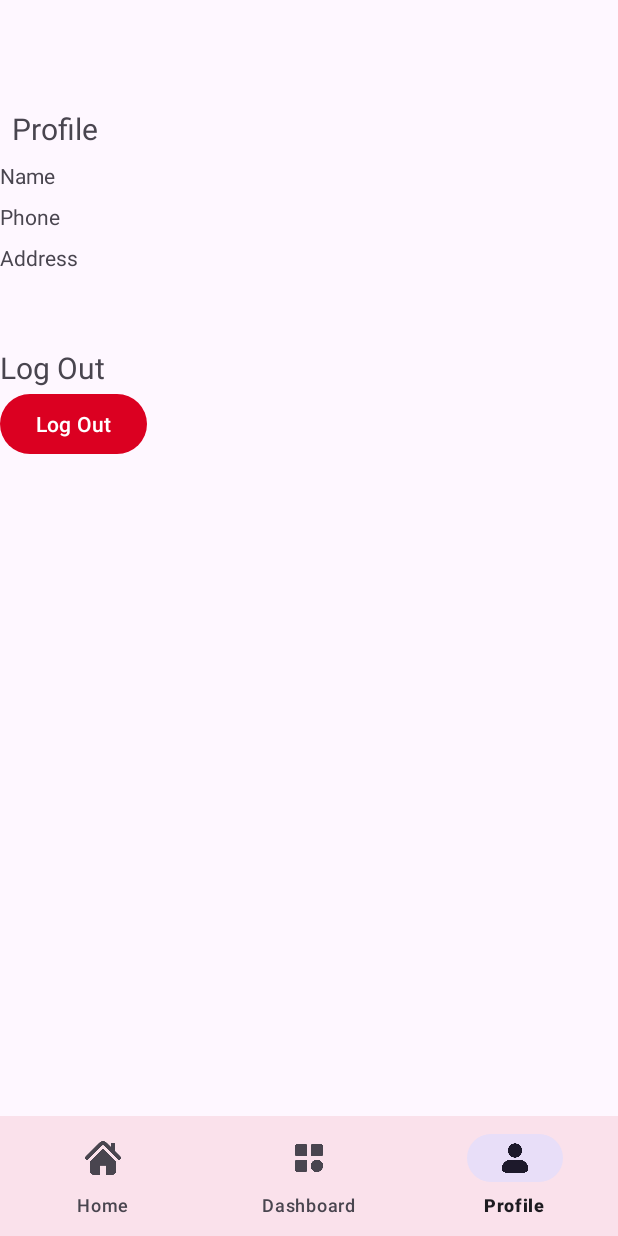
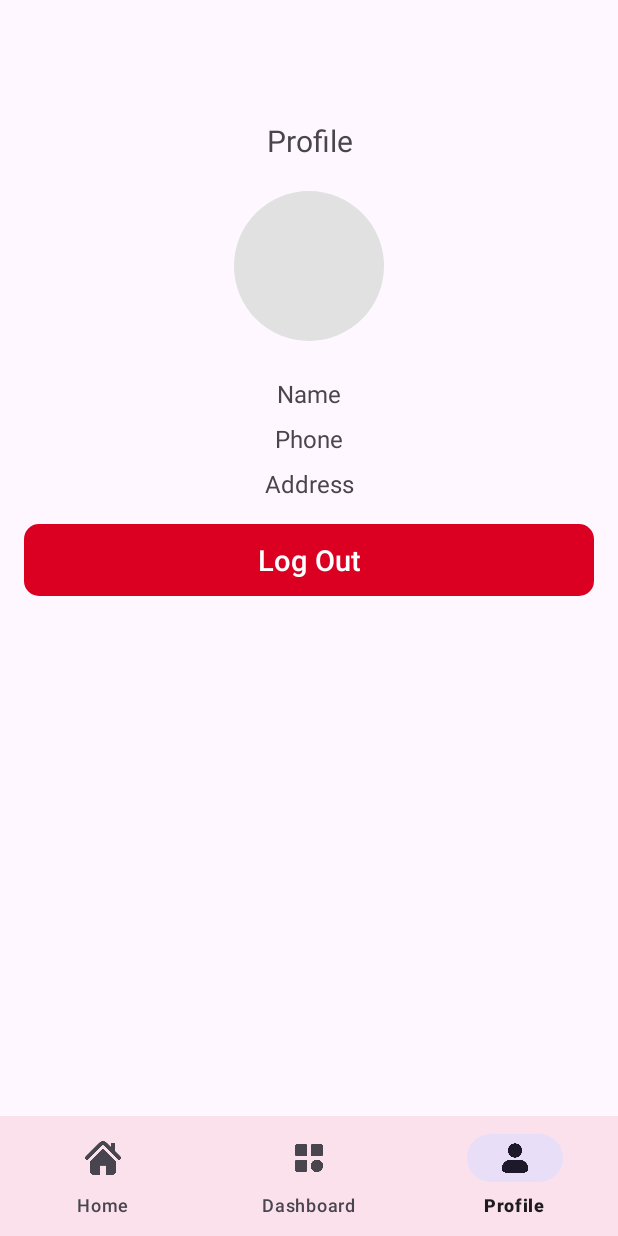
Before and after one commit to atiqurx/service-request-system, an Android app: the ProviderProfileFragment screen opened through its navigation route, on a phone screen of 412 x 824 dp. Run offline under Robolectric (Android 15) with nearby library versions, the phone set to English and light mode, and no system bars; our stand-ins replace Firebase (no records; nobody signed in at launch, a user with empty details on screens opened directly), navigation-ui.

Commit message:
fix profile styles

```diff
--- /dev/null
+++ b/app/src/main/res/drawable/circular_img_bg.xml
@@ -0,0 +1,5 @@
+<shape xmlns:android="http://schemas.android.com/apk/res/android"
+    android:shape="rectangle">
+    <solid android:color="@color/gray" />
+    <corners android:radius="1000dp" />
+</shape>
--- a/app/src/main/res/layout/fragment_provider_profile.xml
+++ b/app/src/main/res/layout/fragment_provider_profile.xml
@@ -10,29 +10,39 @@
     <LinearLayout
         android:layout_width="match_parent"
         android:layout_height="match_parent"
-        android:orientation="vertical">
+        android:orientation="vertical"
+        android:padding="16dp">
+
         <TextView
             android:id="@+id/text_provider_profile"
-        android:layout_width="match_parent"
+            android:layout_width="wrap_content"
             android:layout_height="wrap_content"
-        android:layout_marginStart="8dp"
-        android:layout_marginTop="8dp"
-        android:layout_marginEnd="8dp"
             android:text="@string/title_profile"
-        android:textAlignment="textStart"
+            android:textAlignment="center"
+            android:layout_gravity="center"
             android:textSize="20sp"
-        app:layout_constraintBottom_toBottomOf="parent"
+            app:layout_constraintStart_toStartOf="parent"
             app:layout_constraintEnd_toEndOf="parent"
-        app:layout_constraintHorizontal_bias="0.0"
-        app:layout_constraintStart_toStartOf="parent"
             app:layout_constraintTop_toTopOf="parent"
-        app:layout_constraintVertical_bias="0.011" />
+            app:layout_constraintBottom_toBottomOf="parent"/>
+
+        <ImageView
+            android:id="@+id/provider_profile_image"
+            android:layout_width="100dp"
+            android:layout_height="100dp"
+            android:layout_gravity="center"
+            android:layout_marginTop="20dp"
+            android:layout_marginBottom="16dp"
+            android:background="@drawable/circular_img_bg"
+            android:scaleType="fitCenter" />
 
         <TextView
             android:id="@+id/profile_name"
             android:layout_width="match_parent"
             android:layout_height="wrap_content"
             android:layout_marginTop="8dp"
+            android:textSize="16sp"
+            android:gravity="center"
             android:text="Name"
             app:layout_constraintTop_toBottomOf="@id/text_profile"
             app:layout_constraintStart_toStartOf="parent"
@@ -43,6 +53,8 @@
             android:layout_width="match_parent"
             android:layout_height="wrap_content"
             android:layout_marginTop="8dp"
+            android:textSize="16sp"
+            android:gravity="center"
             android:text="Phone"
             app:layout_constraintTop_toBottomOf="@id/profile_name"
             app:layout_constraintStart_toStartOf="parent"
@@ -53,24 +65,22 @@
             android:layout_width="match_parent"
             android:layout_height="wrap_content"
             android:layout_marginTop="8dp"
+            android:textSize="16sp"
+            android:gravity="center"
             android:text="Address"
             app:layout_constraintTop_toBottomOf="@id/profile_phone"
             app:layout_constraintStart_toStartOf="parent"
             app:layout_constraintEnd_toEndOf="parent" />
 
-    <TextView
-        android:id="@+id/textView"
-        android:layout_width="wrap_content"
-        android:layout_height="wrap_content"
-        android:textSize="20sp"
-        android:paddingTop="50dp"
-        android:gravity="center"
-        android:text="@string/logout" />
+
     <Button
         android:id="@+id/logout_provider"
         android:layout_width="wrap_content"
         android:layout_height="wrap_content"
-        android:text="@string/logout"/>
+        android:text="@string/logout"
+        android:background="@drawable/rectangle_button"
+        android:textSize="19sp"
+        android:layout_marginTop="16dp"/>
     </LinearLayout>
 
 </androidx.constraintlayout.widget.ConstraintLayout>
```
Also changed, not shown: app/src/main/res/layout/fragment_profile.xml (+29 -19 lines), app/src/main/res/drawable/ic_user_stroke.png (added). Lines whose indentation alone changed are shown as unchanged.
